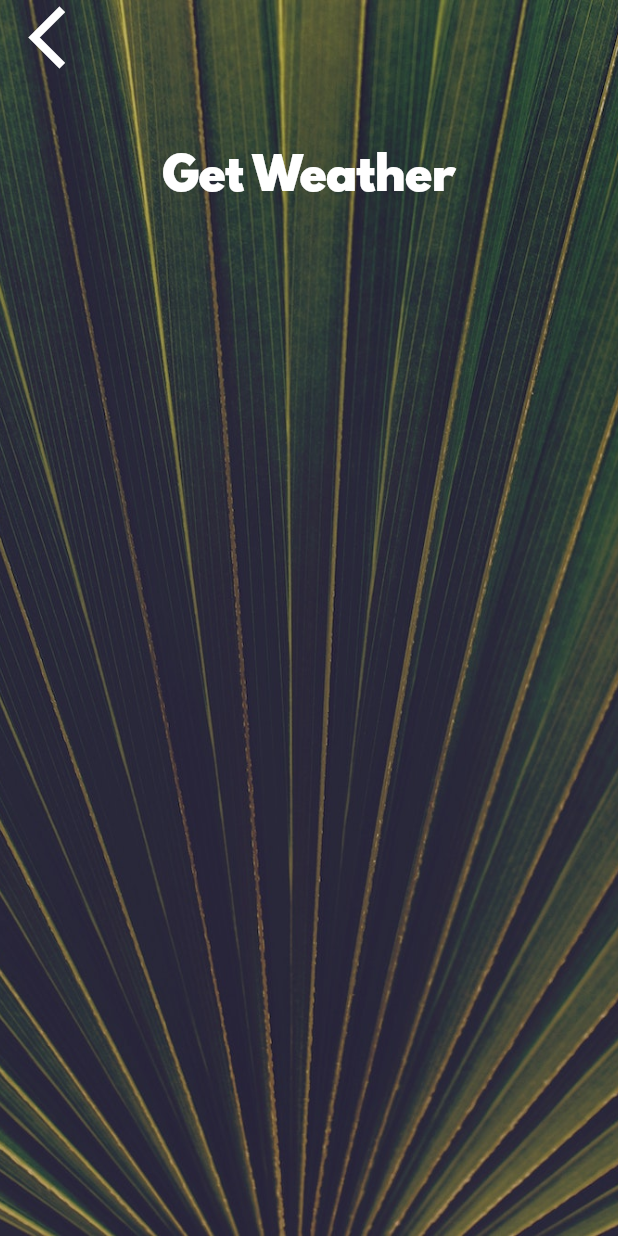
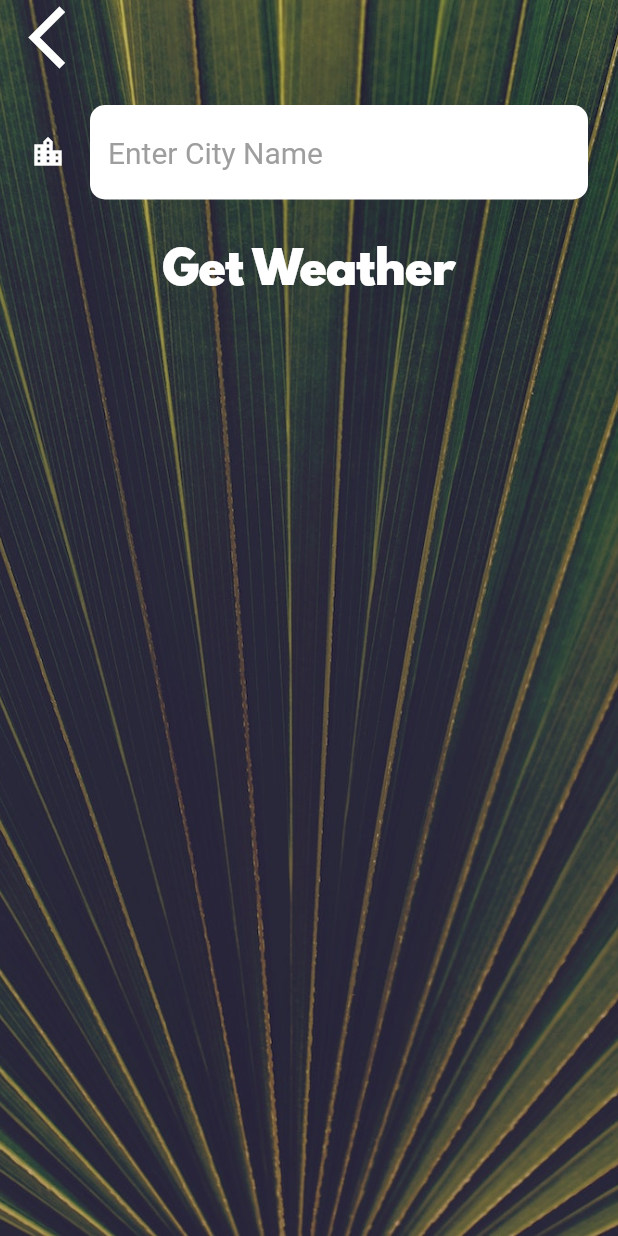
Before and after one commit to Avishka-Shamendra/Flutter-Bootcamp-2020, a Flutter app: the CityScreen screen opened directly, on a phone screen of 412 x 824 dp. Run offline on Flutter 3.47's test engine with Material 2 defaults, Android fonts, the phone set to English and light mode, and no system bars; our stand-ins replace audioplayers, flutter_spinkit, font_awesome_flutter, geolocator, rflutter_alert.

Commit message:
Finished Clima App

```diff
--- a/Clima-Flutter/lib/screens/city_screen.dart
+++ b/Clima-Flutter/lib/screens/city_screen.dart
@@ -7,6 +7,7 @@ class CityScreen extends StatefulWidget {
 }
 
 class _CityScreenState extends State<CityScreen> {
+  String cityName;
   @override
   Widget build(BuildContext context) {
     return Scaffold(
@@ -24,7 +25,9 @@ class _CityScreenState extends State<CityScreen> {
               Align(
                 alignment: Alignment.topLeft,
                 child: FlatButton(
-                  onPressed: () {},
+                  onPressed: () {
+                    Navigator.pop(context);
+                  },
                   child: Icon(
                     Icons.arrow_back_ios,
                     size: 50.0,
@@ -33,10 +36,18 @@ class _CityScreenState extends State<CityScreen> {
               ),
               Container(
                 padding: EdgeInsets.all(20.0),
-                child: null,
+                child: TextField(
+                  style: TextStyle(color: Colors.black, fontSize: 20),
+                  decoration: kInputTextFieldDecoration,
+                  onChanged: (value) {
+                    cityName = value;
+                  },
+                ),
               ),
               FlatButton(
-                onPressed: () {},
+                onPressed: () {
+                  Navigator.pop(context, cityName);
+                },
                 child: Text(
                   'Get Weather',
                   style: kButtonTextStyle,
--- a/Clima-Flutter/lib/utilities/constants.dart
+++ b/Clima-Flutter/lib/utilities/constants.dart
@@ -19,3 +19,24 @@ const kButtonTextStyle = TextStyle(
 const kConditionTextStyle = TextStyle(
   fontSize: 100.0,
 );
+
+const kOpenWeatherURL = 'https://api.openweathermap.org/data/2.5/weather?';
+
+const kInputTextFieldDecoration = InputDecoration(
+  filled: true,
+  fillColor: Colors.white,
+  hintText: 'Enter City Name',
+  hintStyle: TextStyle(
+    color: Colors.grey,
+  ),
+  icon: Icon(
+    Icons.location_city,
+    color: Colors.white,
+  ),
+  border: OutlineInputBorder(
+    borderRadius: BorderRadius.all(
+      Radius.circular(10),
+    ),
+    borderSide: BorderSide.none,
+  ),
+);
```
Also changed, not shown: Clima-Flutter/lib/screens/loading_screen.dart (+3 -9 lines), Clima-Flutter/lib/screens/location_screen.dart (+39 -8 lines), Clima-Flutter/lib/services/weather.dart (+21 -0 lines), 1 other file.
